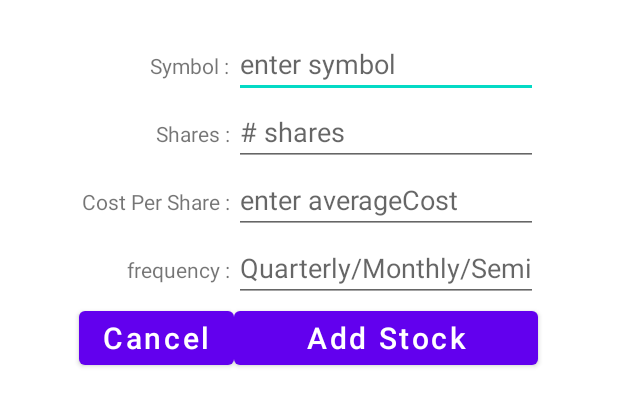
After one commit to DevMarkLights/light_finance, an Android app: the layout popup_input_dialog_addstock.xml on its own in the app's theme, with its tools: preview values and no code run, on a phone screen of 412 x 824 dp. The commit adds this screen. Shown: the top 406 px of the screen. Run offline under Robolectric (Android 15) with nearby library versions, the phone set to English and light mode, and no system bars; network calls fail.

```diff
--- a/app/build.gradle
+++ b/app/build.gradle
@@ -63,4 +63,6 @@ dependencies {
 
 
 
+
+
 }
--- a/app/src/main/java/com/example/myapplication/TotalDividends.java
+++ b/app/src/main/java/com/example/myapplication/TotalDividends.java
@@ -44,16 +44,12 @@ public class TotalDividends extends AppCompatActivity {
         stocks = new ArrayList<>();
         totalDividendAmount = new ArrayList<>();
         totalDividendView = findViewById(R.id.totalDividendView);
-        //getBarDataFromDB();
         getTotalDividendPerMonth();
 
         BarDataSet barDataSet = new BarDataSet(dividend, "Stocks");
         barDataSet.setColors(Color.rgb(0, 150, 255));
         barDataSet.setValueTextColor(Color.BLACK);
         barDataSet.setValueTextSize(11f);
-        //Description description = new Description();
-        //description.setText("stocks");
-        //chart.setDescription(description);
         BarData barData = new BarData(barDataSet);
         chart.setFitBars(true);
         chart.setData(barData);
--- /dev/null
+++ b/app/src/main/res/layout/popup_input_dialog_addstock.xml
@@ -0,0 +1,86 @@
+<?xml version="1.0" encoding="utf-8"?>
+<androidx.constraintlayout.widget.ConstraintLayout xmlns:android="http://schemas.android.com/apk/res/android"
+    android:layout_width="match_parent"
+    android:layout_height="match_parent">
+    <TableLayout
+        android:layout_width="match_parent"
+        android:layout_height="match_parent"
+        android:paddingTop="20dp">
+    <TableRow
+        android:layout_width="match_parent"
+        android:layout_height="match_parent"
+        android:gravity="center_horizontal"
+        android:orientation="horizontal">
+        <TextView
+            android:gravity="end"
+            android:text="Symbol : " />
+
+        <EditText
+            android:id="@+id/symbol"
+            android:hint="enter symbol"
+            android:inputType="text|textCapCharacters" />
+    </TableRow>
+    <TableRow
+        android:layout_width="match_parent"
+        android:layout_height="match_parent"
+        android:gravity="center_horizontal"
+        android:orientation="horizontal">
+        <TextView
+            android:gravity="end"
+            android:text="Shares : " />
+        <EditText
+            android:id="@+id/Shares_add_stock_popup"
+            android:hint="# shares"
+            android:inputType="numberDecimal" />
+    </TableRow>
+    <TableRow
+        android:layout_width="match_parent"
+        android:layout_height="match_parent"
+        android:gravity="center_horizontal"
+        android:orientation="horizontal">
+        <TextView
+            android:gravity="end"
+            android:text="Cost Per Share : " />
+        <EditText
+            android:id="@+id/average_cost_popup"
+            android:hint="enter averageCost"
+            android:inputType="numberDecimal" />
+    </TableRow>
+        <TableRow
+            android:layout_width="match_parent"
+            android:layout_height="match_parent"
+            android:gravity="center_horizontal"
+            android:orientation="horizontal">
+            <TextView
+                android:gravity="end"
+                android:text="frequency : " />
+
+            <EditText
+                android:id="@+id/frequency"
+                android:hint="Quarterly/Monthly/Semi"
+                android:inputType="text|textCapCharacters" />
+        </TableRow>
+
+        <TableRow android:gravity="center_horizontal">
+            <Button
+                android:id="@+id/button_cancel_user_data"
+                android:layout_width="wrap_content"
+                android:layout_height="wrap_content"
+                android:text="Cancel"
+                android:textSize="20dp"
+                android:textAllCaps="false"
+                android:gravity="center_horizontal"
+                android:layout_marginBottom="20dp"/>
+            <Button
+                android:id="@+id/add_Stock_popup"
+                android:layout_width="wrap_content"
+                android:layout_height="wrap_content"
+                android:text="Add Stock"
+                android:textSize="20dp"
+                android:textAllCaps="false"
+                android:gravity="center_horizontal"
+                android:layout_marginBottom="20dp"/>
+        </TableRow>
+    </TableLayout>
+
+</androidx.constraintlayout.widget.ConstraintLayout>
```
Also changed, not shown: app/src/main/AndroidManifest.xml (+7 -4 lines), app/src/main/java/com/example/myapplication/ApiCalls.java (+81 -2 lines), app/src/main/java/com/example/myapplication/LineChartView.java (added, +72 -0 lines), app/src/main/java/com/example/myapplication/MainActivity.java (+12 -11 lines), app/src/main/res/layout/activity_line_chart.xml (added, +21 -0 lines), app/src/main/res/layout/activity_main.xml (+14 -0 lines), app/src/main/res/layout/popup_input_dialog_deletestock.xml (added, +46 -0 lines), app/src/main/res/layout/popup_input_dialog_updatestock.xml (added, +73 -0 lines).
